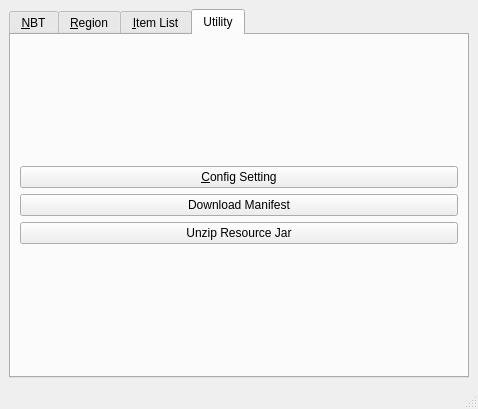
This is src/qt/mainwindow.ui in DreamHelium/dhlrc as Qt 5 draws it before an edit. The edited form follows.
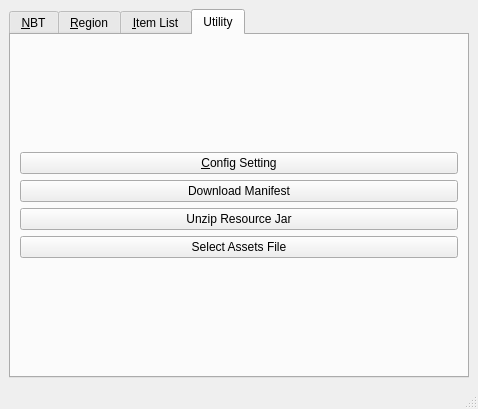
This is the edited form. The open tabs and pages were chosen to show the change.

Commit message: [0.3.4-pre] Add SelectAssetsUI

Diff of the .ui file:
```diff
--- a/src/qt/mainwindow.ui
+++ b/src/qt/mainwindow.ui
@@ -165,6 +165,13 @@
             </property>
            </widget>
           </item>
+          <item>
+           <widget class="QPushButton" name="selectBtn">
+            <property name="text">
+             <string>Select Assets File</string>
+            </property>
+           </widget>
+          </item>
          </layout>
         </item>
        </layout>
```
The commit also changes 13 other files.
